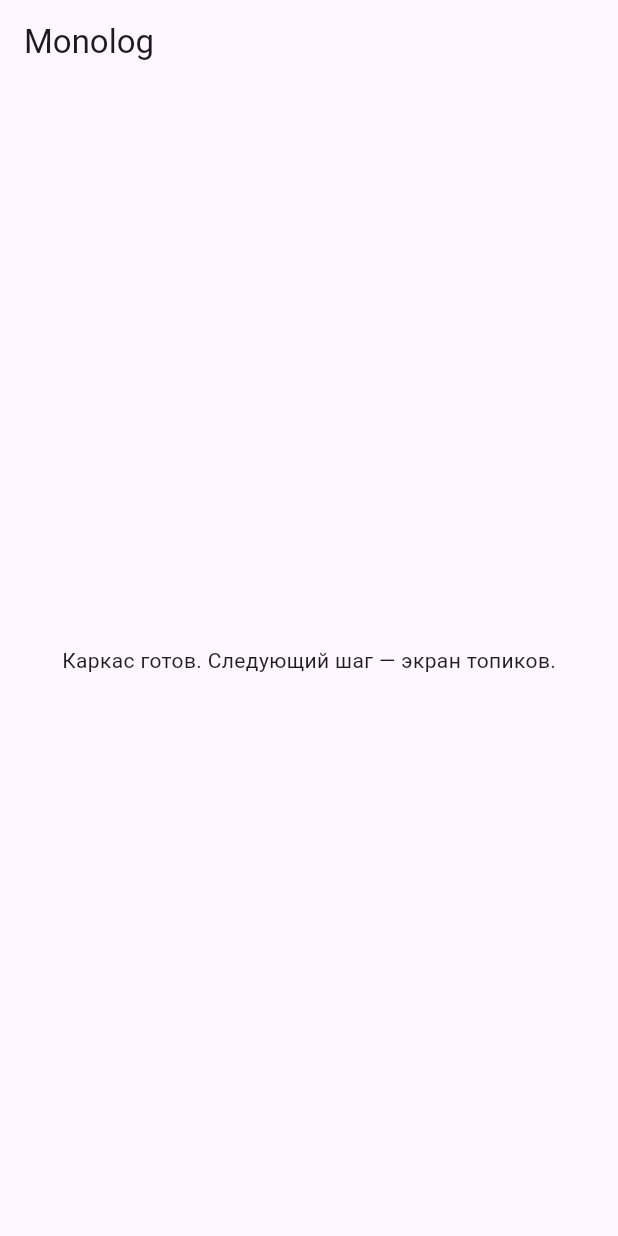
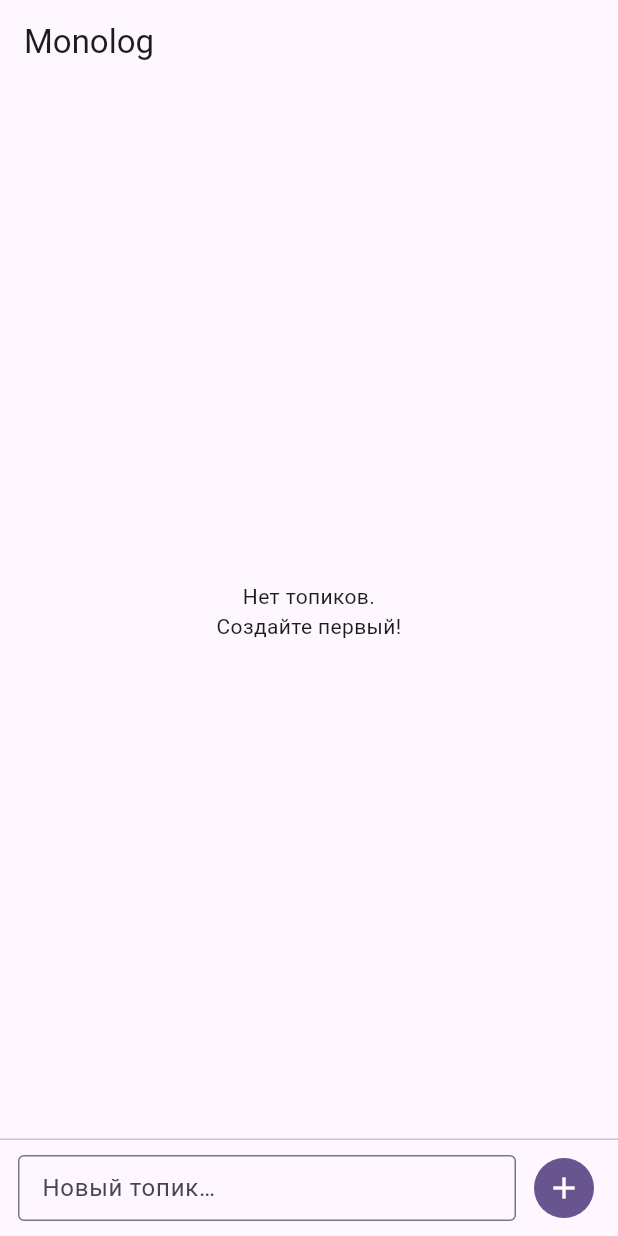
Before and after one commit to core-memory-labs/monolog, a Flutter app: the screen it shows after launch, on a phone screen of 412 x 824 dp. Run offline on Flutter 3.47's test engine with Material 3 defaults, Android fonts, the phone set to English and light mode, and no system bars; our stand-ins replace flutter_riverpod, sqflite; accounts and stored records are empty.

Commit message:
Stage 2: topics

```diff
--- a/lib/app.dart
+++ b/lib/app.dart
@@ -1,4 +1,6 @@
 import 'package:flutter/material.dart';
+
+import 'screens/topic_list_screen.dart';
 
 class MonologApp extends StatelessWidget {
   const MonologApp({super.key});
@@ -18,22 +20,7 @@ class MonologApp extends StatelessWidget {
         brightness: Brightness.dark,
         useMaterial3: true,
       ),
-      home: const _PlaceholderHome(),
+      home: const TopicListScreen(),
     );
   }
 }
-
-/// Temporary home screen — will be replaced in Stage 2 with TopicListScreen.
-class _PlaceholderHome extends StatelessWidget {
-  const _PlaceholderHome();
-
-  @override
-  Widget build(BuildContext context) {
-    return Scaffold(
-      appBar: AppBar(title: const Text('Monolog')),
-      body: const Center(
-        child: Text('Каркас готов. Следующий шаг — экран топиков.'),
-      ),
-    );
-  }
-}
--- /dev/null
+++ b/lib/screens/topic_list_screen.dart
@@ -0,0 +1,192 @@
+import 'package:flutter/material.dart';
+import 'package:flutter_riverpod/flutter_riverpod.dart';
+
+import '../providers/topic_list_notifier.dart';
+import '../widgets/topic_actions_sheet.dart';
+import '../widgets/topic_tile.dart';
+
+/// Main screen — displays all topics with an inline input field at the bottom
+/// for quick topic creation.
+class TopicListScreen extends ConsumerStatefulWidget {
+  const TopicListScreen({super.key});
+
+  @override
+  ConsumerState<TopicListScreen> createState() => _TopicListScreenState();
+}
+
+class _TopicListScreenState extends ConsumerState<TopicListScreen> {
+  final _controller = TextEditingController();
+  final _focusNode = FocusNode();
+
+  @override
+  void dispose() {
+    _controller.dispose();
+    _focusNode.dispose();
+    super.dispose();
+  }
+
+  // ---------------------------------------------------------------------------
+  // Actions
+  // ---------------------------------------------------------------------------
+
+  Future<void> _createTopic() async {
+    final title = _controller.text.trim();
+    if (title.isEmpty) return;
+
+    _controller.clear();
+    _focusNode.unfocus();
+    await ref.read(topicListProvider.notifier).addTopic(title);
+  }
+
+  Future<void> _onTopicTap(int topicId) async {
+    // TODO: Navigate to entries screen (Stage 3).
+    ScaffoldMessenger.of(context).showSnackBar(
+      const SnackBar(
+        content: Text('Экран записей — следующий этап'),
+        duration: Duration(seconds: 1),
+      ),
+    );
+  }
+
+  Future<void> _onTopicLongPress(BuildContext context, int topicId) async {
+    final topics = ref.read(topicListProvider).valueOrNull;
+    final data = topics?.firstWhere((t) => t.topic.id == topicId);
+    if (data == null) return;
+
+    final action = await showTopicActionsSheet(context, topic: data.topic);
+    if (action == null || !context.mounted) return;
+
+    switch (action) {
+      case TopicAction.rename:
+        final newTitle = await showRenameDialog(
+          context,
+          currentTitle: data.topic.title,
+        );
+        if (newTitle != null && newTitle != data.topic.title) {
+          await ref.read(topicListProvider.notifier).renameTopic(
+                topicId,
+                newTitle,
+              );
+        }
+      case TopicAction.togglePin:
+        await ref.read(topicListProvider.notifier).togglePin(
+              topicId,
+              isPinned: !data.topic.isPinned,
+            );
+      case TopicAction.delete:
+        final confirmed = await showDeleteConfirmation(
+          context,
+          topicTitle: data.topic.title,
+        );
+        if (confirmed == true) {
+          await ref.read(topicListProvider.notifier).deleteTopic(topicId);
+        }
+    }
+  }
+
+  // ---------------------------------------------------------------------------
+  // Build
+  // ---------------------------------------------------------------------------
+
+  @override
+  Widget build(BuildContext context) {
+    final topicsAsync = ref.watch(topicListProvider);
+
+    return Scaffold(
+      appBar: AppBar(title: const Text('Monolog')),
+      body: Column(
+        children: [
+          // Topic list
+          Expanded(
+            child: topicsAsync.when(
+              loading: () => const Center(child: CircularProgressIndicator()),
+              error: (error, _) => Center(child: Text('Ошибка: $error')),
+              data: (topics) {
+                if (topics.isEmpty) {
+                  return const Center(
+                    child: Text('Нет топиков.\nСоздайте первый!',
+                        textAlign: TextAlign.center),
+                  );
+                }
+
+                return ListView.separated(
+                  itemCount: topics.length,
+                  separatorBuilder: (_, __) => const Divider(height: 1),
+                  itemBuilder: (context, index) {
+                    final data = topics[index];
+                    return TopicTile(
+                      data: data,
+                      onTap: () => _onTopicTap(data.topic.id!),
+                      onLongPress: () =>
+                          _onTopicLongPress(context, data.topic.id!),
+                    );
+                  },
+                );
+              },
+            ),
+          ),
+
+          const Divider(height: 1),
+
+          // Inline topic creation input
+          _TopicInput(
+            controller: _controller,
+            focusNode: _focusNode,
+            onSubmit: _createTopic,
+          ),
+        ],
+      ),
+    );
+  }
+}
+
+// -----------------------------------------------------------------------------
+// Inline input widget
+// -----------------------------------------------------------------------------
+
+class _TopicInput extends StatelessWidget {
+  final TextEditingController controller;
+  final FocusNode focusNode;
+  final VoidCallback onSubmit;
+
+  const _TopicInput({
+    required this.controller,
+    required this.focusNode,
+    required this.onSubmit,
+  });
+
+  @override
+  Widget build(BuildContext context) {
+    return SafeArea(
+      child: Padding(
+        padding: const EdgeInsets.symmetric(horizontal: 12, vertical: 8),
+        child: Row(
+          children: [
+            Expanded(
+              child: TextField(
+                controller: controller,
+                focusNode: focusNode,
+                textCapitalization: TextCapitalization.sentences,
+                textInputAction: TextInputAction.done,
+                decoration: const InputDecoration(
+                  hintText: 'Новый топик…',
+                  border: OutlineInputBorder(),
+                  contentPadding:
+                      EdgeInsets.symmetric(horizontal: 12, vertical: 10),
+                  isDense: true,
+                ),
+                onSubmitted: (_) => onSubmit(),
+              ),
+            ),
+            const SizedBox(width: 8),
+            IconButton.filled(
+              onPressed: onSubmit,
+              icon: const Icon(Icons.add),
+              tooltip: 'Создать топик',
+            ),
+          ],
+        ),
+      ),
+    );
+  }
+}
```
Also changed, not shown: lib/models/topic_with_stats.dart (added, +14 -0 lines), lib/providers/topic_list_notifier.dart (added, +50 -0 lines), lib/services/database_service.dart (+23 -0 lines), lib/utils/date_format.dart (added, +15 -0 lines), lib/widgets/topic_actions_sheet.dart (added, +168 -0 lines), lib/widgets/topic_tile.dart (added, +58 -0 lines).
